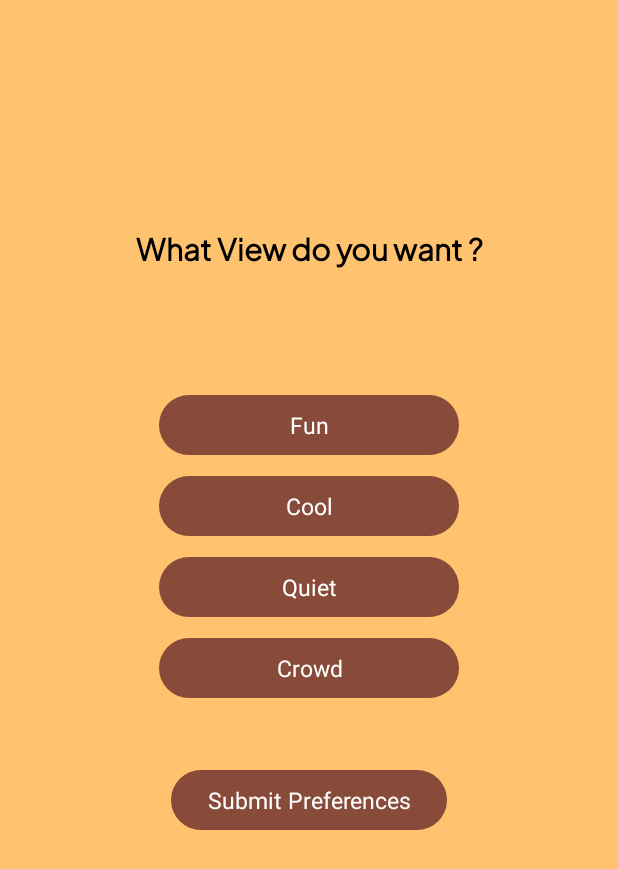
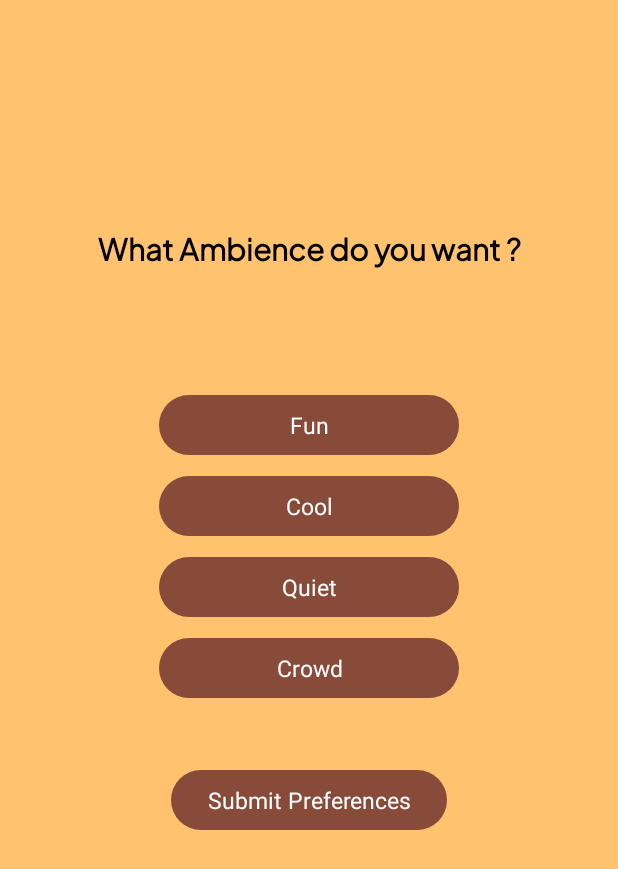
Before and after one commit to Bangkit-Capstone-C23-PS256/Kaffeehaus_Mobile_Development, an Android app: the QuizActivity screen opened directly, with no data from a screen before it, on a phone screen of 412 x 824 dp. Shown: the top 869 px of the screen. Run offline under Robolectric (Android 15) with nearby library versions, the phone set to English and light mode, and no system bars.

Commit message:
change profile and quiz

```diff
--- a/app/src/main/java/com/iqbaltio/kaffeehaus/activity/QuizActivity.kt
+++ b/app/src/main/java/com/iqbaltio/kaffeehaus/activity/QuizActivity.kt
@@ -32,17 +32,14 @@ class QuizActivity : AppCompatActivity() {
 
         binding.option1.setOnClickListener {
             binding.tvOption1.setText(R.string.option_1_vibe)
-            binding.QuizTextView.setText(R.string.txt_ambience_question)
             playAnimation()
         }
         binding.option2.setOnClickListener {
             binding.tvOption1.setText(R.string.option_2_vibe)
-            binding.QuizTextView.setText(R.string.txt_ambience_question)
             playAnimation()
         }
         binding.option3.setOnClickListener {
             binding.tvOption1.setText(R.string.option_3_vibe)
-            binding.QuizTextView.setText(R.string.txt_ambience_question)
             playAnimation()
         }
         binding.option4.setOnClickListener {
@@ -101,8 +98,10 @@ class QuizActivity : AppCompatActivity() {
         val option23Btn = ObjectAnimator.ofFloat(binding.option23, View.ALPHA, 1f).setDuration(500)
         binding.option24.visibility = View.VISIBLE
         val option24Btn = ObjectAnimator.ofFloat(binding.option24, View.ALPHA, 1f).setDuration(500)
+        val txtAmbienceQuest = ObjectAnimator.ofFloat(binding.QuizTextView, View.ALPHA, 0f).setDuration(500)
+        val txtUtilsQuest = ObjectAnimator.ofFloat(binding.QuizTextView2, View.ALPHA, 1f).setDuration(500)
         AnimatorSet().apply {
-            playSequentially(tvOption1,option1Btn, option2Btn, option3Btn, option4Btn, option21Btn, option22Btn, option23Btn, option24Btn)
+            playSequentially(tvOption1,txtAmbienceQuest,option1Btn, option2Btn, option3Btn, option4Btn, txtUtilsQuest, option21Btn, option22Btn, option23Btn, option24Btn)
             start()
         }
     }
@@ -121,9 +120,10 @@ class QuizActivity : AppCompatActivity() {
         val option33Btn = ObjectAnimator.ofFloat(binding.option33, View.ALPHA, 1f).setDuration(500)
         binding.option34.visibility = View.VISIBLE
         val option34Btn = ObjectAnimator.ofFloat(binding.option34, View.ALPHA, 1f).setDuration(500)
-
+        val txtViewQuest = ObjectAnimator.ofFloat(binding.QuizTextView3, View.ALPHA, 1f).setDuration(500)
+        val txtUtilsQuest = ObjectAnimator.ofFloat(binding.QuizTextView2, View.ALPHA, 0f).setDuration(500)
         AnimatorSet().apply {
-            playSequentially(tvOption2, option21Btn, option22Btn, option23Btn, option24Btn, option31Btn, option32Btn, option33Btn, option34Btn)
+            playSequentially(tvOption2, txtUtilsQuest, option21Btn, option22Btn, option23Btn, option24Btn, txtViewQuest, option31Btn, option32Btn, option33Btn, option34Btn)
             start()
         }
     }
--- a/app/src/main/res/layout/activity_quiz.xml
+++ b/app/src/main/res/layout/activity_quiz.xml
@@ -14,7 +14,7 @@
         android:layout_height="wrap_content"
         android:layout_marginTop="150dp"
         android:fontFamily="@font/plusjakartasans"
-        android:text="@string/txt_view_question"
+        android:text="@string/txt_ambience_question"
         android:textColor="@color/black"
         android:textSize="20sp"
         android:textStyle="bold"
@@ -22,6 +22,35 @@
         app:layout_constraintStart_toStartOf="parent"
         app:layout_constraintTop_toTopOf="parent" />
 
+    <TextView
+        android:id="@+id/QuizTextView2"
+        android:layout_width="wrap_content"
+        android:layout_height="wrap_content"
+        android:layout_marginTop="150dp"
+        android:fontFamily="@font/plusjakartasans"
+        android:text="@string/txt_utils_question"
+        android:textColor="@color/black"
+        android:textSize="20sp"
+        android:textStyle="bold"
+        android:alpha="0"
+        app:layout_constraintEnd_toEndOf="parent"
+        app:layout_constraintStart_toStartOf="parent"
+        app:layout_constraintTop_toTopOf="parent" />
+
+    <TextView
+        android:id="@+id/QuizTextView3"
+        android:layout_width="wrap_content"
+        android:layout_height="wrap_content"
+        android:layout_marginTop="150dp"
+        android:fontFamily="@font/plusjakartasans"
+        android:text="@string/txt_view_question"
+        android:textColor="@color/black"
+        android:textSize="20sp"
+        android:textStyle="bold"
+        android:alpha="0"
+        app:layout_constraintEnd_toEndOf="parent"
+        app:layout_constraintStart_toStartOf="parent"
+        app:layout_constraintTop_toTopOf="parent" />
 
     <TextView
         android:id="@+id/tvOption1"
@@ -35,10 +64,9 @@
         android:gravity="center"
         android:text="Option 1"
         android:textColor="@color/secondary"
-        android:layout_marginStart="70dp"
         android:textSize="14sp"
         android:textStyle="normal"
-        app:layout_constraintStart_toStartOf="parent"
+        app:layout_constraintStart_toStartOf="@id/QuizTextView"
         app:layout_constraintTop_toBottomOf="@id/QuizTextView" />
 
     <TextView
```
